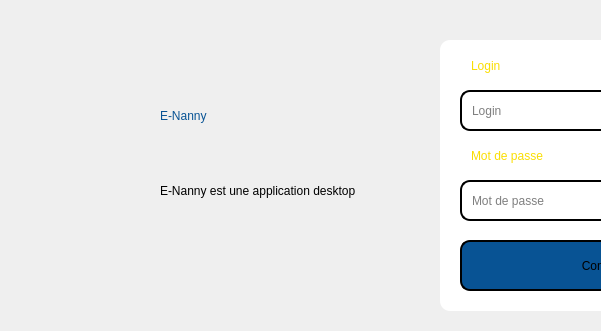
Old version of the form gestion des personnes d'aides/dialog1.ui in the repository yanni2302/smart_parental_monitoring_2A22; both pictures show x 0 to 601 and y 120 to 451 of the 955 by 659 pixel window.
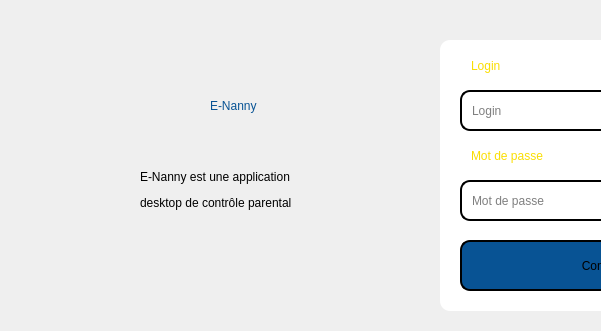
New version of the form.

Patch:
```diff
--- a/gestion des personnes d'aides/dialog1.ui
+++ b/gestion des personnes d'aides/dialog1.ui
@@ -157,8 +157,8 @@
   <widget class="QLabel" name="label">
    <property name="geometry">
     <rect>
-     <x>160</x>
-     <y>190</y>
+     <x>210</x>
+     <y>180</y>
      <width>171</width>
      <height>91</height>
     </rect>
@@ -175,8 +175,8 @@
   <widget class="QLabel" name="label_2">
    <property name="geometry">
     <rect>
-     <x>160</x>
-     <y>250</y>
+     <x>140</x>
+     <y>270</y>
      <width>361</width>
      <height>121</height>
     </rect>
@@ -185,7 +185,7 @@
     <string notr="true">font: 10pt &quot;MS Shell Dlg 2&quot;;</string>
    </property>
    <property name="text">
-    <string>E-Nanny est une application desktop</string>
+    <string>&lt;html&gt;&lt;head/&gt;&lt;body&gt;&lt;p&gt;E-Nanny est une application&lt;/p&gt;&lt;p&gt;desktop de contrôle parental&lt;/p&gt;&lt;p&gt;&lt;br/&gt;&lt;/p&gt;&lt;/body&gt;&lt;/html&gt;</string>
    </property>
   </widget>
  </widget>
```
Left out of the diff: 3 changed lines with no effect on the pictures.
